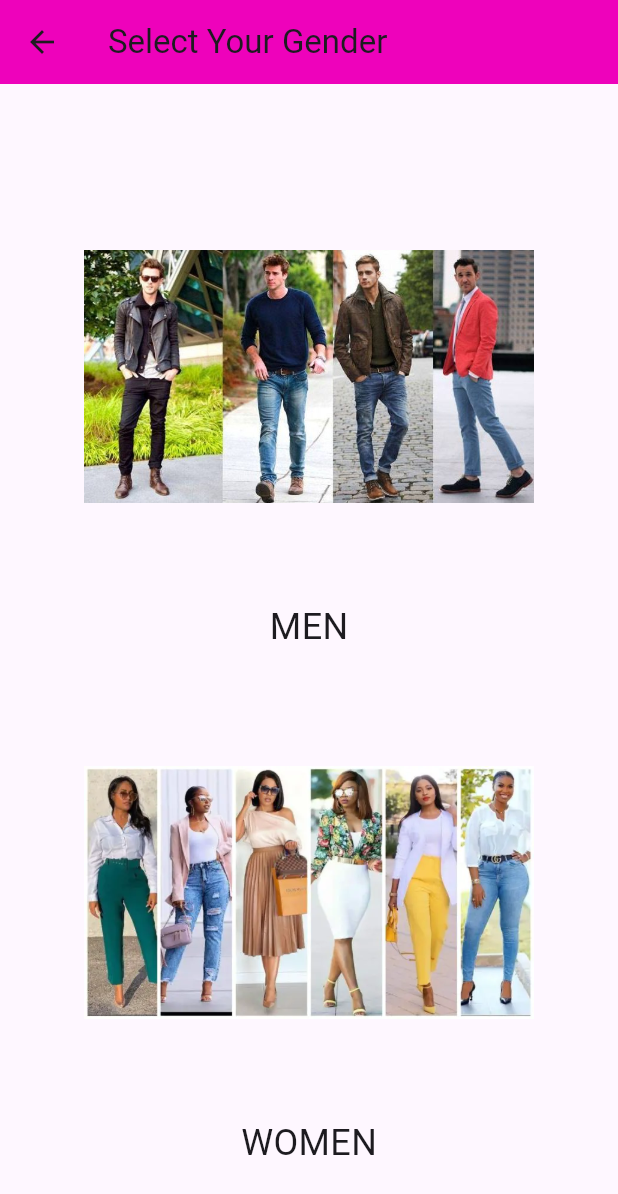
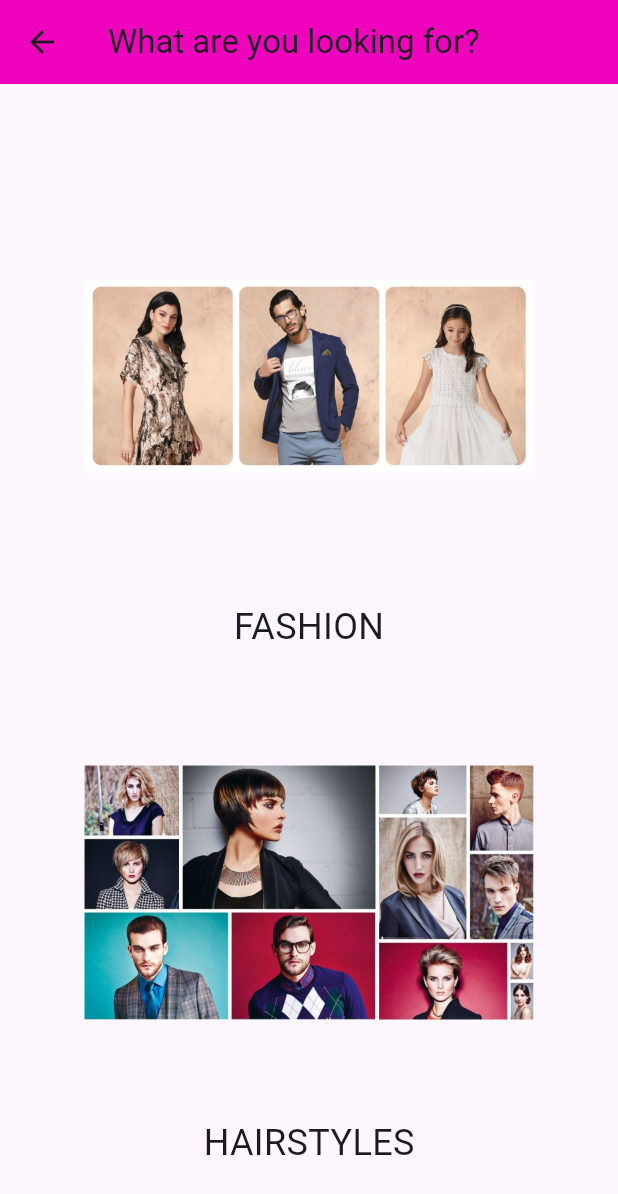
Before and after one commit to 001-lasen/SDGP-2023-2024, a Flutter app: the screen it shows after launch, after a tap on "TRY ON!", on a phone screen of 412 x 824 dp. Shown: the top 1194 px of the screen. Run offline on Flutter 3.47's test engine with Material 3 defaults, Android fonts, the phone set to English and light mode, and no system bars.

Commit message:
Second Commit - Created Category Selection page and introduced hairstyles
Created a main category page and introduced hairstyles. Also created gender selection page for hairstyles and made skeleton pages for other pages.

```diff
--- /dev/null
+++ b/fit_me/lib/category.dart
@@ -0,0 +1,71 @@
+import 'package:flutter/material.dart';
+import 'genderFashion.dart';
+import 'genderHairStyles.dart';
+
+class Category extends StatelessWidget {
+  @override
+  Widget build(BuildContext context) {
+    return Scaffold(
+      appBar: AppBar(
+        title: Text('What are you looking for?'),
+        backgroundColor: Color.fromARGB(255, 238, 2, 187),
+      ),
+      body: Center(
+        child: Column(
+          mainAxisAlignment: MainAxisAlignment.center,
+          children: <Widget>[
+            InkWell(
+              onTap: () {
+                Navigator.push(
+                  context,
+                  MaterialPageRoute(
+                      builder: (context) =>
+                          GenderFashion()), // Use the MensClothingCat class
+                );
+              },
+              child: Column(
+                children: <Widget>[
+                  Image.asset(
+                    'imgs/fashion.jpeg',
+                    width: 300,
+                    height: 300,
+                  ),
+                  //SizedBox(height: 0), // Decrease the space between the image and the text
+                  Text(
+                    'FASHION',
+                    style: TextStyle(fontSize: 24),
+                  ),
+                ],
+              ),
+            ),
+            SizedBox(height: 10), // Add a space between the buttons
+            InkWell(
+              onTap: () {
+                Navigator.push(
+                  context,
+                  MaterialPageRoute(
+                      builder: (context) =>
+                          GenderHairStyles()), // Use the MensClothingCat class
+                );
+              },
+              child: Column(
+                children: <Widget>[
+                  Image.asset(
+                    'imgs/hairStyle.jpg',
+                    width: 300,
+                    height: 300,
+                  ),
+                  //SizedBox(height: 0), // Decrease the space between the image and the text
+                  Text(
+                    'HAIRSTYLES',
+                    style: TextStyle(fontSize: 24),
+                  ),
+                ],
+              ),
+            ),
+          ],
+        ),
+      ),
+    );
+  }
+}
--- a/fit_me/lib/gender.dart
+++ b/fit_me/lib/genderHairStyles.dart
@@ -1,8 +1,8 @@
 import 'package:flutter/material.dart';
-import 'mensClothingCat.dart';
-import 'womenClothingCat.dart';
+import 'mensHairStyleCat.dart';
+import 'womensHairStyleCat.dart';
 
-class Gender extends StatelessWidget {
+class GenderHairStyles extends StatelessWidget {
   @override
   Widget build(BuildContext context) {
     return Scaffold(
@@ -20,13 +20,13 @@ class Gender extends StatelessWidget {
                   context,
                   MaterialPageRoute(
                       builder: (context) =>
-                          MensClothingCat()), // Use the MensClothingCat class
+                          MensHairStyleCat()), // Use the MensClothingCat class
                 );
               },
               child: Column(
                 children: <Widget>[
                   Image.asset(
-                    'imgs/men.jpg',
+                    'imgs/menHairStyle.jpg',
                     width: 300,
                     height: 300,
                   ),
@@ -45,13 +45,13 @@ class Gender extends StatelessWidget {
                   context,
                   MaterialPageRoute(
                       builder: (context) =>
-                          WomenensClothingCat()), // Use the MensClothingCat class
+                          WomesHairStyleCat()), // Use the MensClothingCat class
                 );
               },
               child: Column(
                 children: <Widget>[
                   Image.asset(
-                    'imgs/women.jpg',
+                    'imgs/womenHairStyle.jpg',
                     width: 300,
                     height: 300,
                   ),
--- a/fit_me/lib/main.dart
+++ b/fit_me/lib/main.dart
@@ -1,7 +1,6 @@
 import 'package:flutter/material.dart';
-import 'gender.dart'; // Import the second_page.dart file
-
-//Put all images in the imgs folder in the directory
+import 'category.dart';
+import 'closet.dart'; // Import the second_page.dart file
 
 void main() {
   runApp(MyApp());
@@ -35,15 +34,30 @@ class _MyHomePageState extends State<MyHomePage> {
     return Scaffold(
       appBar: AppBar(
         title: Text(widget.title),
-        backgroundColor:
-            Color.fromARGB(255, 238, 2, 187), // Changed the AppBar color
+        backgroundColor: Color.fromARGB(255, 238, 2, 187), // Changed the AppBar color
       ),
       drawer: Drawer(
-          // The rest of the drawer code goes here.
+        child: Container(
+          color: Color.fromARGB(255, 238, 2, 187), // Set the background color of the drawer to the same color as the AppBar
+          child: Stack(
+            children: <Widget>[
+              // The rest of the drawer code goes here.
+              Align(
+                alignment: FractionalOffset.bottomCenter,
+                child: Padding(
+                  padding: EdgeInsets.all(8.0),
+                  child: Text(
+                    'We are venom!',
+                    style: TextStyle(color: Colors.white), // Set the font color of the text to white
+                  ),
+                ),
+              ),
+            ],
           ),
+        ),
+      ),
       body: Column(
-        mainAxisAlignment:
-            MainAxisAlignment.start, // Align items at the start of the column
+        mainAxisAlignment: MainAxisAlignment.start, // Align items at the start of the column
         children: [
           Image.asset('imgs/logo_trial.png'), // Homescreen logo
           Container(
@@ -53,8 +67,7 @@ class _MyHomePageState extends State<MyHomePage> {
               onPressed: () {
                 Navigator.push(
                   context,
-                  MaterialPageRoute(
-                      builder: (context) => Gender()), // Use the Gender class
+                  MaterialPageRoute(builder: (context) => Category()), // Use the Gender class
                 );
               },
               child: Text('TRY ON!'),
@@ -66,16 +79,18 @@ class _MyHomePageState extends State<MyHomePage> {
             height: 60, // Set the height of the button
             child: ElevatedButton(
               onPressed: () {
-                // Add your onPressed code here!
+                Navigator.push(
+                  context,
+                  MaterialPageRoute(builder: (context) => Closet()), // Use the Gender class
+                );
               },
               child: Text('YOUR CLOSET'),
             ),
           ),
           Spacer(), // Added a Spacer to push the text to the bottom
           Padding(
-            padding: EdgeInsets.all(
-                10), // Added a Padding to create a gap between the text and the edge of the screen
-            child: Text('Welcome one and all!!'),
+            padding: EdgeInsets.all(10), // Added a Padding to create a gap between the text and the edge of the screen
+            child: Text('Play Minecraft!'),
           ),
         ],
       ),
```
Also changed, not shown: fit_me/lib/closet.dart (added, +16 -0 lines), fit_me/lib/genderFashion.dart (added, +71 -0 lines), fit_me/lib/mensHairStyleCat.dart (added, +16 -0 lines), fit_me/lib/womensHairStyleCat.dart (added, +16 -0 lines), fit_me/imgs/fashion.jpeg (added), fit_me/imgs/hairStyle.jpg (added), fit_me/imgs/menFashion.jpg (renamed from fit_me/imgs/men.jpg), fit_me/imgs/menHairStyle.jpg (added), fit_me/imgs/womenFashion.jpg (renamed from fit_me/imgs/women.jpg), fit_me/imgs/womenHairStyle.jpg (added).
